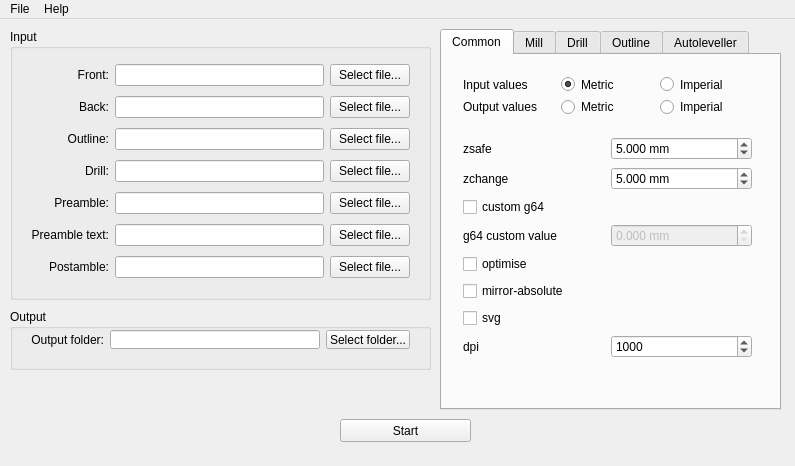
Old version of the form mainwindow.ui in the repository pcb2gcode/pcb2gcodeGUI.
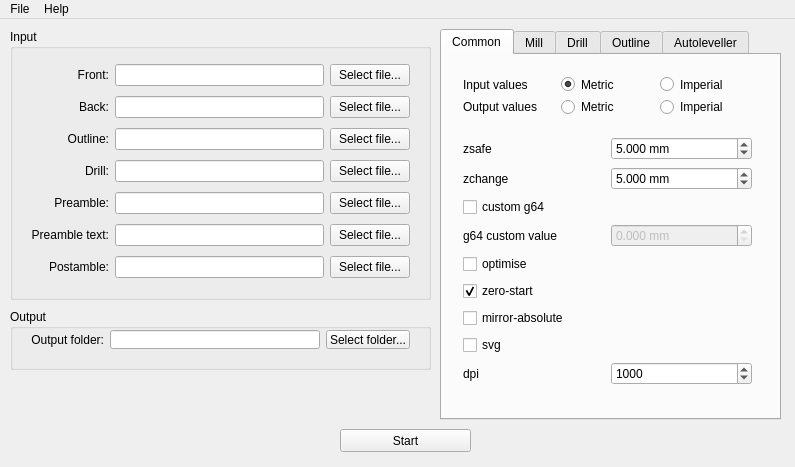
New version of the form.

Commit message: Added zero-start option

What changed in the file:
```diff
--- a/mainwindow.ui
+++ b/mainwindow.ui
@@ -7,7 +7,7 @@
     <x>0</x>
     <y>0</y>
     <width>795</width>
-    <height>466</height>
+    <height>467</height>
    </rect>
   </property>
   <property name="sizePolicy">
@@ -29,7 +29,7 @@
       <x>440</x>
       <y>10</y>
       <width>341</width>
-      <height>381</height>
+      <height>391</height>
      </rect>
     </property>
     <property name="toolTip">
@@ -57,7 +57,7 @@
         <x>10</x>
         <y>70</y>
         <width>311</width>
-        <height>248</height>
+        <height>277</height>
        </rect>
       </property>
       <layout class="QGridLayout" name="gridLayout">
@@ -167,7 +167,7 @@
          </property>
         </widget>
        </item>
-       <item row="5" column="0">
+       <item row="6" column="0">
         <widget class="QCheckBox" name="mirrorabsoluteCheckBox">
          <property name="toolTip">
           <string>&lt;html&gt;&lt;head/&gt;&lt;body&gt;&lt;p&gt;Mirror operations on the back side along the Y axis instead of the board center, which is the default&lt;/p&gt;&lt;/body&gt;&lt;/html&gt;</string>
@@ -177,7 +177,26 @@
          </property>
         </widget>
        </item>
-       <item row="6" column="0">
+       <item row="8" column="1">
+        <widget class="QSpinBox" name="dpiSpinBox">
+         <property name="toolTip">
+          <string>&lt;html&gt;&lt;head/&gt;&lt;body&gt;&lt;p&gt;Resolution used internally&lt;/p&gt;&lt;/body&gt;&lt;/html&gt;</string>
+         </property>
+         <property name="minimum">
+          <number>1</number>
+         </property>
+         <property name="maximum">
+          <number>10000</number>
+         </property>
+         <property name="singleStep">
+          <number>100</number>
+         </property>
+         <property name="value">
+          <number>1000</number>
+         </property>
+        </widget>
+       </item>
+       <item row="7" column="0">
         <widget class="QCheckBox" name="svgCheckBox">
          <property name="toolTip">
           <string>&lt;html&gt;&lt;head/&gt;&lt;body&gt;&lt;p&gt;Output SVG file (&lt;font color=&quot;Red&quot;&gt;EXPERIMENTAL&lt;/font&gt;)&lt;/p&gt;&lt;/body&gt;&lt;/html&gt;</string>
@@ -187,7 +206,7 @@
          </property>
         </widget>
        </item>
-       <item row="7" column="0">
+       <item row="8" column="0">
         <widget class="QLabel" name="dpiLabel">
          <property name="toolTip">
           <string>&lt;html&gt;&lt;head/&gt;&lt;body&gt;&lt;p&gt;Resolution used internally&lt;/p&gt;&lt;/body&gt;&lt;/html&gt;</string>
@@ -197,25 +216,6 @@
          </property>
         </widget>
        </item>
-       <item row="7" column="1">
-        <widget class="QSpinBox" name="dpiSpinBox">
-         <property name="toolTip">
-          <string>&lt;html&gt;&lt;head/&gt;&lt;body&gt;&lt;p&gt;Resolution used internally&lt;/p&gt;&lt;/body&gt;&lt;/html&gt;</string>
-         </property>
-         <property name="minimum">
-          <number>1</number>
-         </property>
-         <property name="maximum">
-          <number>10000</number>
-         </property>
-         <property name="singleStep">
-          <number>100</number>
-         </property>
-         <property name="value">
-          <number>1000</number>
-         </property>
-        </widget>
-       </item>
        <item row="2" column="0">
         <widget class="QCheckBox" name="g64CheckBox">
          <property name="toolTip">
@@ -226,6 +226,19 @@
          </property>
         </widget>
        </item>
+       <item row="5" column="0">
+        <widget class="QCheckBox" name="zerostartCheckBox">
+         <property name="toolTip">
+          <string>&lt;html&gt;&lt;head/&gt;&lt;body&gt;&lt;p&gt;set the starting point of the project at (0,0). With this option, the projet will be between (0,0) and (max_x_value, max_y_value) (positive values)&lt;/p&gt;&lt;/body&gt;&lt;/html&gt;</string>
+         </property>
+         <property name="text">
+          <string>zero-start</string>
+         </property>
+         <property name="checked">
+          <bool>true</bool>
+         </property>
+        </widget>
+       </item>
       </layout>
      </widget>
      <widget class="QWidget" name="gridLayoutWidget_2">
@@ -1438,7 +1451,7 @@
     <property name="geometry">
      <rect>
       <x>340</x>
-      <y>400</y>
+      <y>410</y>
       <width>131</width>
       <height>23</height>
      </rect>
```
